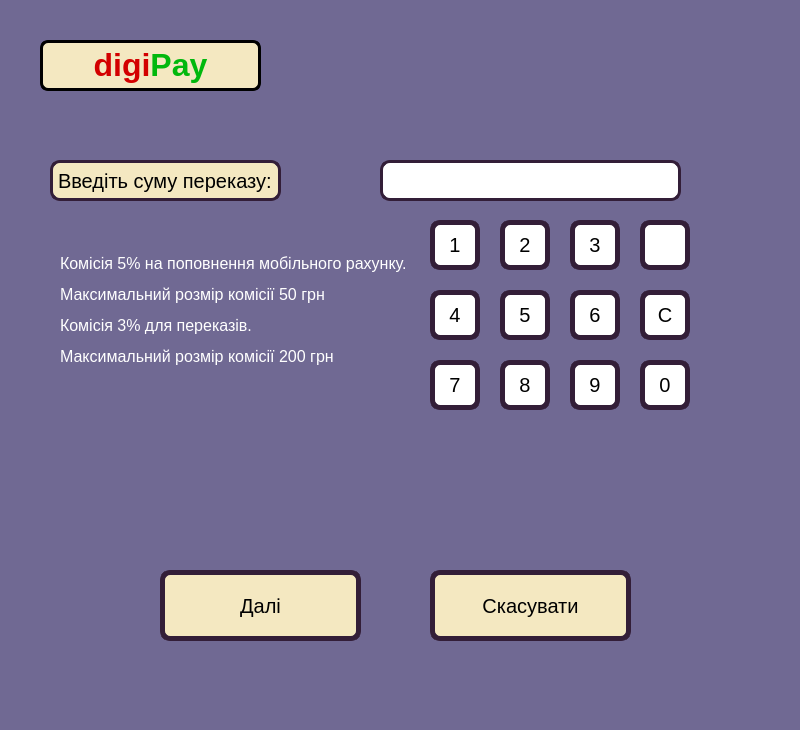
Before: the Qt Designer form front/mainwindow.ui in calmBlooper/payment-terminal, drawn with Qt 5.
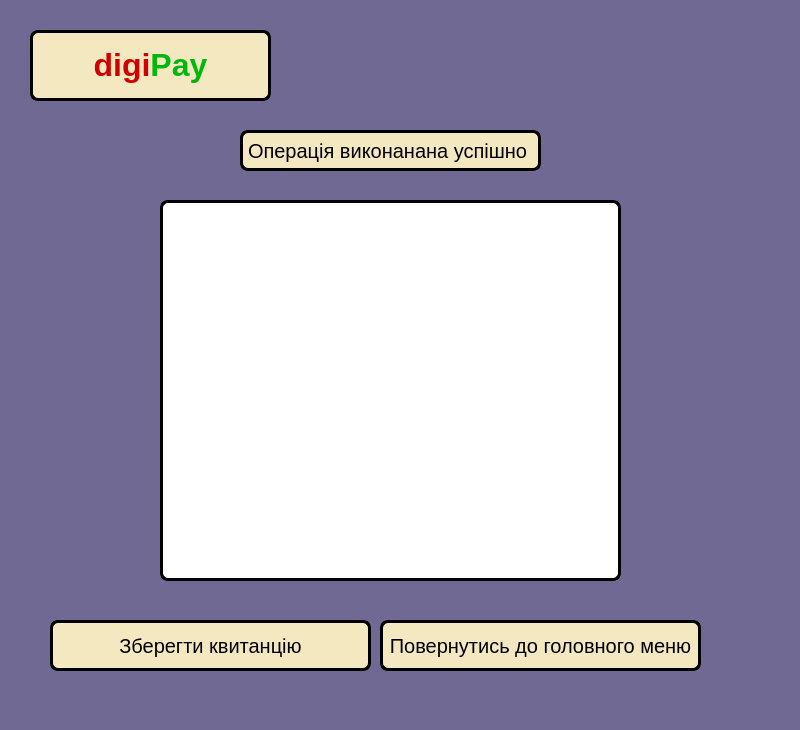
After: the same form once the commit is applied. The open tabs and pages were chosen to show the change. Icons and pictures are not drawn.

Commit message: finished payment pages for cash and e- payment

What changed in the file:
```diff
--- a/front/mainwindow.ui
+++ b/front/mainwindow.ui
@@ -3162,30 +3162,211 @@
       <string>До сплати:</string>
      </property>
     </widget>
-    <widget class="QCheckBox" name="to_print_checkBox_11">
+   </widget>
+   <widget class="QWidget" name="checkPage">
+    <widget class="QLabel" name="digipay_label_5">
      <property name="geometry">
       <rect>
-       <x>150</x>
-       <y>420</y>
-       <width>251</width>
-       <height>31</height>
+       <x>30</x>
+       <y>30</y>
+       <width>241</width>
+       <height>71</height>
       </rect>
      </property>
+     <property name="styleSheet">
+      <string notr="true">background-color: #F4E8C1;
+border-style: solid;
+border-width: 3px;
+border-radius: 8px</string>
+     </property>
+     <property name="text">
+      <string>&lt;!DOCTYPE HTML PUBLIC &quot;-//W3C//DTD HTML 4.0//EN&quot; &quot;http://www.w3.org/TR/REC-html40/strict.dtd&quot;&gt;
+&lt;html&gt;&lt;head&gt;&lt;meta name=&quot;qrichtext&quot; content=&quot;1&quot; /&gt;&lt;style type=&quot;text/css&quot;&gt;
+p, li { white-space: pre-wrap; }
+&lt;/style&gt;&lt;/head&gt;&lt;body style=&quot; font-family:'MS Shell Dlg 2'; font-size:8pt; font-weight:400; font-style:normal;&quot;&gt;
+&lt;p style=&quot; margin-top:0px; margin-bottom:0px; margin-left:0px; margin-right:0px; -qt-block-indent:0; text-indent:0px;&quot;&gt;&lt;span style=&quot; font-size:24pt; font-weight:600; color:#d30000;&quot;&gt;digi&lt;/span&gt;&lt;span style=&quot; font-size:24pt; font-weight:600; color:#01b80d;&quot;&gt;Pay&lt;/span&gt;&lt;/p&gt;&lt;/body&gt;&lt;/html&gt;</string>
+     </property>
+     <property name="alignment">
+      <set>Qt::AlignCenter</set>
+     </property>
+    </widget>
+    <widget class="QLabel" name="check">
+     <property name="geometry">
+      <rect>
+       <x>160</x>
+       <y>200</y>
+       <width>461</width>
+       <height>381</height>
+      </rect>
+     </property>
      <property name="font">
       <font>
-       <pointsize>12</pointsize>
+       <pointsize>15</pointsize>
       </font>
      </property>
      <property name="styleSheet">
+      <string notr="true">background-color: #ffffff;
+border-style: solid;
+border-width: 3px;
+border-radius: 8px</string>
+     </property>
+     <property name="text">
+      <string/>
+     </property>
+     <property name="alignment">
+      <set>Qt::AlignLeading|Qt::AlignLeft|Qt::AlignTop</set>
+     </property>
+    </widget>
+    <widget class="QPushButton" name="back_to_main_menu">
+     <property name="geometry">
+      <rect>
+       <x>380</x>
+       <y>620</y>
+       <width>321</width>
+       <height>51</height>
+      </rect>
+     </property>
+     <property name="font">
+      <font>
+       <pointsize>15</pointsize>
+      </font>
+     </property>
+     <property name="styleSheet">
       <string notr="true">background-color: #F4E8C1;
 border-radius: 10px;
 border-width: 3px;
-border-color:  #331E38;
-border-style:solid;
+border-radius: 8px;
+border-color: black;
+border-style: solid;
 outline: 0;</string>
      </property>
      <property name="text">
-      <string>друкувати квитанцію</string>
+      <string>Повернутись до головного меню</string>
+     </property>
+    </widget>
+    <widget class="QLabel" name="label_4">
+     <property name="geometry">
+      <rect>
+       <x>240</x>
+       <y>130</y>
+       <width>301</width>
+       <height>41</height>
+      </rect>
+     </property>
+     <property name="font">
+      <font>
+       <pointsize>15</pointsize>
+      </font>
+     </property>
+     <property name="styleSheet">
+      <string notr="true">background-color: #F4E8C1;
+border-style: solid;
+border-width: 3px;
+border-radius: 8px</string>
+     </property>
+     <property name="text">
+      <string>Операція виконанана успішно</string>
+     </property>
+    </widget>
+    <widget class="QPushButton" name="save_check">
+     <property name="geometry">
+      <rect>
+       <x>50</x>
+       <y>620</y>
+       <width>321</width>
+       <height>51</height>
+      </rect>
+     </property>
+     <property name="font">
+      <font>
+       <pointsize>15</pointsize>
+      </font>
+     </property>
+     <property name="styleSheet">
+      <string notr="true">background-color: #F4E8C1;
+border-width: 3px;
+border-radius: 8px;
+border-color: black;
+border-style: solid;
+outline: 0;</string>
+     </property>
+     <property name="text">
+      <string>Зберегти квитанцію</string>
+     </property>
+    </widget>
+   </widget>
+   <widget class="QWidget" name="rejectedPage">
+    <widget class="QLabel" name="error_label">
+     <property name="geometry">
+      <rect>
+       <x>80</x>
+       <y>220</y>
+       <width>651</width>
+       <height>251</height>
+      </rect>
+     </property>
+     <property name="styleSheet">
+      <string notr="true">background-color: #ffffff;
+border-width: 3px;
+border-radius: 8px;
+border-color: black;
+border-style: solid;
+outline: 0;</string>
+     </property>
+     <property name="text">
+      <string>&lt;html&gt;&lt;head/&gt;&lt;body&gt;&lt;p align=&quot;center&quot;&gt;&lt;span style=&quot; font-size:14pt;&quot;&gt;Упс.. Підчас виконання сталась помилка під час проведення транзакції. &lt;/span&gt;&lt;/p&gt;&lt;p align=&quot;center&quot;&gt;&lt;span style=&quot; font-size:14pt;&quot;&gt;Перевірте баланс на картці та спробуйте ще раз&lt;/span&gt;&lt;/p&gt;&lt;/body&gt;&lt;/html&gt;</string>
+     </property>
+    </widget>
+    <widget class="QPushButton" name="pushButton_2">
+     <property name="geometry">
+      <rect>
+       <x>210</x>
+       <y>490</y>
+       <width>381</width>
+       <height>51</height>
+      </rect>
+     </property>
+     <property name="font">
+      <font>
+       <pointsize>15</pointsize>
+      </font>
+     </property>
+     <property name="styleSheet">
+      <string notr="true">background-color: #F4E8C1;
+border-width: 3px;
+border-radius: 8px;
+border-color: black;
+border-style: solid;
+outline: 0;</string>
+     </property>
+     <property name="text">
+      <string>Повернутись до головного меню</string>
+     </property>
+    </widget>
+    <widget class="QLabel" name="digipay_label_6">
+     <property name="geometry">
+      <rect>
+       <x>30</x>
+       <y>30</y>
+       <width>241</width>
+       <height>71</height>
+      </rect>
+     </property>
+     <property name="styleSheet">
+      <string notr="true">background-color: #F4E8C1;
+border-style: solid;
+border-width: 3px;
+border-radius: 8px</string>
+     </property>
+     <property name="text">
+      <string>&lt;!DOCTYPE HTML PUBLIC &quot;-//W3C//DTD HTML 4.0//EN&quot; &quot;http://www.w3.org/TR/REC-html40/strict.dtd&quot;&gt;
+&lt;html&gt;&lt;head&gt;&lt;meta name=&quot;qrichtext&quot; content=&quot;1&quot; /&gt;&lt;style type=&quot;text/css&quot;&gt;
+p, li { white-space: pre-wrap; }
+&lt;/style&gt;&lt;/head&gt;&lt;body style=&quot; font-family:'MS Shell Dlg 2'; font-size:8pt; font-weight:400; font-style:normal;&quot;&gt;
+&lt;p style=&quot; margin-top:0px; margin-bottom:0px; margin-left:0px; margin-right:0px; -qt-block-indent:0; text-indent:0px;&quot;&gt;&lt;span style=&quot; font-size:24pt; font-weight:600; color:#d30000;&quot;&gt;digi&lt;/span&gt;&lt;span style=&quot; font-size:24pt; font-weight:600; color:#01b80d;&quot;&gt;Pay&lt;/span&gt;&lt;/p&gt;&lt;/body&gt;&lt;/html&gt;</string>
+     </property>
+     <property name="alignment">
+      <set>Qt::AlignCenter</set>
      </property>
     </widget>
    </widget>
```
Left out of the diff: 188 changed lines with no effect on the pictures. The commit also changes 6 other files.
